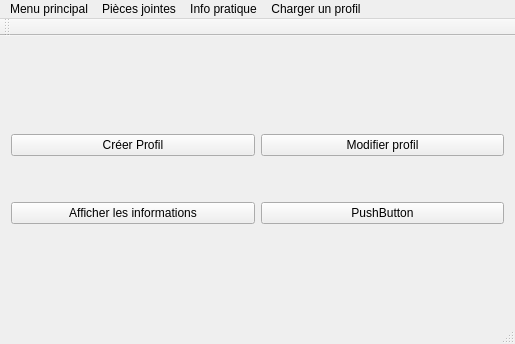
This is carnetNumerique/appligui.ui in snake-92/carnetMedicalNumerique as Qt 5 draws it before an edit. The edited form follows.
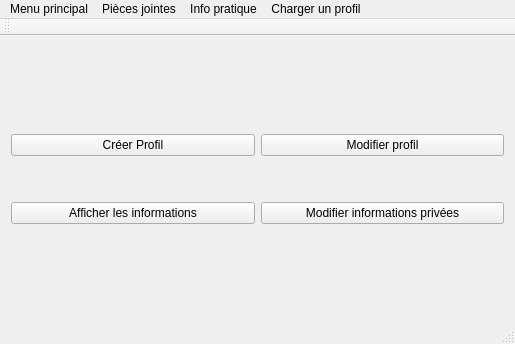
This is the edited form.

Diff of the .ui file:
```diff
--- a/carnetNumerique/appligui.ui
+++ b/carnetNumerique/appligui.ui
@@ -73,7 +73,7 @@
         <item>
          <widget class="QPushButton" name="pushButton_4">
           <property name="text">
-           <string>PushButton</string>
+           <string>Modifier informations privées</string>
           </property>
          </widget>
         </item>
```
Left out of the diff: 2 changed lines with no effect on the pictures.
